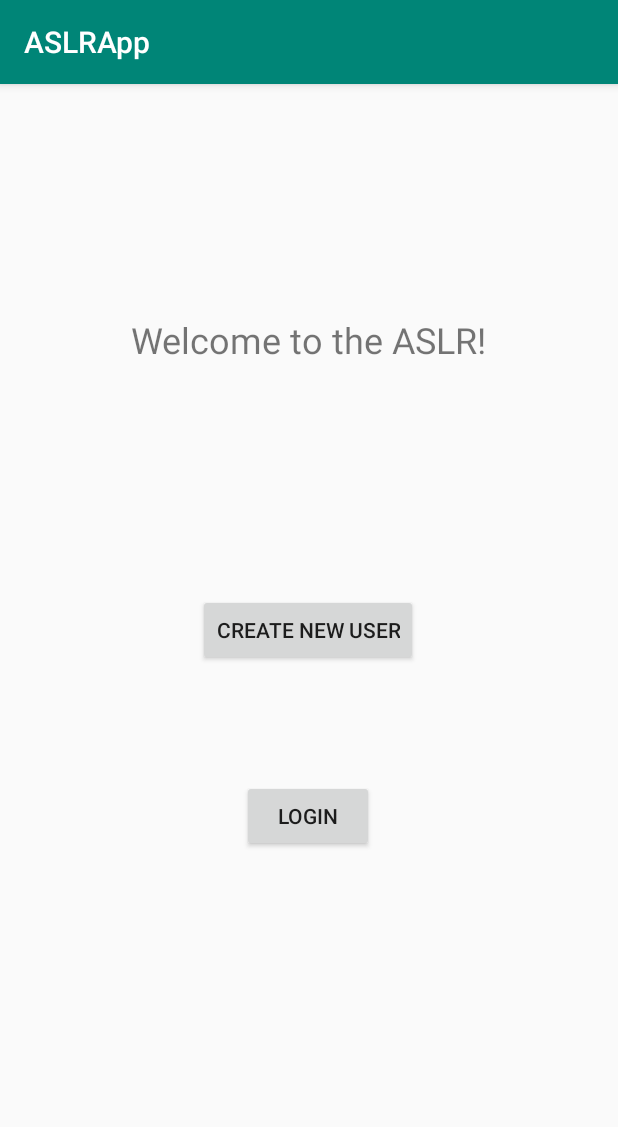
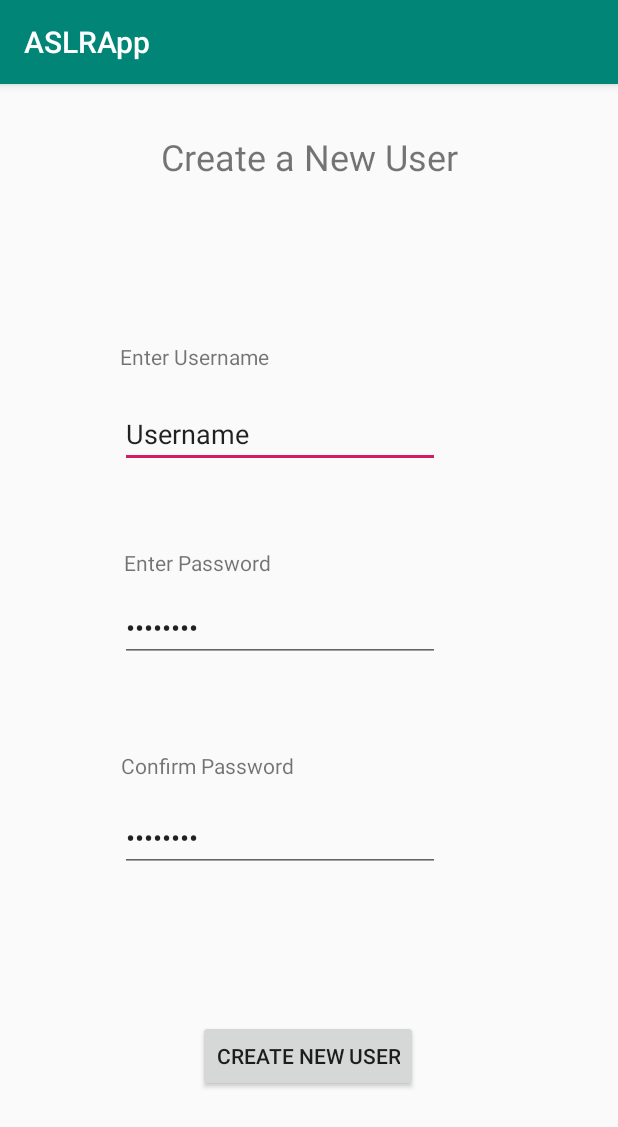
Before and after one commit to JamesBaak/ASLR, an Android app: the screen it shows after launch (MainActivity before the commit, CreateNewUserActivity after it), after a tap on "CREATE NEW USER", on a phone screen of 412 x 824 dp. Shown: the top 1127 px of the screen. Run offline under Robolectric (Android 15) with nearby library versions, the phone set to English and light mode, and no system bars.

Commit message:
[Maaike Gooderham] fix: Android app now runs more or less successfully

```diff
--- a/Android/ASLRApp/app/src/main/AndroidManifest.xml
+++ b/Android/ASLRApp/app/src/main/AndroidManifest.xml
@@ -16,6 +16,11 @@
                 <category android:name="android.intent.category.LAUNCHER" />
             </intent-filter>
         </activity>
+
+        <activity android:name=".CreateNewUserActivity"></activity>
+        <activity android:name=".LoginActivity"></activity>
+        <activity android:name=".SampleActivity"></activity>
+        <activity android:name=".DeveloperActivity"></activity>
     </application>
 
 </manifest>
--- a/Android/ASLRApp/app/src/main/java/com/example/aslrapp/CreateNewUserActivity.java
+++ b/Android/ASLRApp/app/src/main/java/com/example/aslrapp/CreateNewUserActivity.java
@@ -35,7 +35,7 @@ public class CreateNewUserActivity extends AppCompatActivity{
     private EditText mConfirmPassword;
     private Button mCreateNewUserButton;
     private TextView mResultView;
-    private Boolean Developer = false;
+    private Boolean developer = false;
     private CheckBox mDevBox;
 
     @Override
@@ -43,12 +43,20 @@ public class CreateNewUserActivity extends AppCompatActivity{
         super.onCreate(savedInstanceState);
         setContentView(R.layout.activity_create_new_user);
 
-        mUsername = (EditText) findViewById(R.id.username_edit_text);
-        mPassword = (EditText) findViewById(R.id.password_edit_text);
+        mUsername = (EditText) findViewById(R.id.usernameEdit);
+        mPassword = (EditText) findViewById(R.id.passwordEdit);
         mConfirmPassword = (EditText) findViewById(R.id.confirmPasswordEdit);
-        mCreateNewUserButton = (Button) findViewById(R.id.create_user_button);
-        mResultView = (TextView) findViewById(R.id.result_view);
+        mCreateNewUserButton = (Button) findViewById(R.id.create_new_user_button);
+        mResultView = (TextView) findViewById(R.id.resultView);
         mDevBox = (CheckBox) findViewById(R.id.developerBox);
+
+        mResultView.setVisibility(View.INVISIBLE);
+
+        developer = getIntent().getBooleanExtra("DEVELOPER", false);
+
+        if(developer){
+            mDevBox.setVisibility(View.VISIBLE);
+        }
 
 
         mCreateNewUserButton.setOnClickListener(new View.OnClickListener() {
--- a/Android/ASLRApp/app/src/main/java/com/example/aslrapp/DeveloperActivity.java
+++ b/Android/ASLRApp/app/src/main/java/com/example/aslrapp/DeveloperActivity.java
@@ -18,7 +18,7 @@ public class DeveloperActivity  extends AppCompatActivity {
     @Override
     protected void onCreate(Bundle savedInstanceState) {
         super.onCreate(savedInstanceState);
-        setContentView(R.layout.activity_main);
+        setContentView(R.layout.activity_developer);
 
         mCreateNewUserButton = (Button) findViewById(R.id.create_new_user_button);
         mSampleButton = (Button) findViewById(R.id.sign_letter_button);
@@ -29,6 +29,7 @@ public class DeveloperActivity  extends AppCompatActivity {
             public void onClick(View v) {
                 Log.i(TAG, "CreateNewUserButton pressed");
                 Intent CreateUserIntent = new Intent(DeveloperActivity.this, CreateNewUserActivity.class);
+                CreateUserIntent.putExtra("DEVELOPER", true);
                 DeveloperActivity.this.startActivity(CreateUserIntent);
             }
         });
--- a/Android/ASLRApp/app/src/main/java/com/example/aslrapp/MainActivity.java
+++ b/Android/ASLRApp/app/src/main/java/com/example/aslrapp/MainActivity.java
@@ -11,11 +11,12 @@ import android.widget.Button;
 public class MainActivity extends AppCompatActivity {
 
     private  final String TAG = this.getClass().getSimpleName() + " @" + System.identityHashCode(this);
-    private Button mCreateNewUserButton;
-    private Button mLoginButton;
 
     @Override
     protected void onCreate(Bundle savedInstanceState) {
+        Button mCreateNewUserButton;
+        Button mLoginButton;
+
         super.onCreate(savedInstanceState);
         setContentView(R.layout.activity_main);
 
--- a/Android/ASLRApp/app/src/main/res/layout/activity_create_new_user.xml
+++ b/Android/ASLRApp/app/src/main/res/layout/activity_create_new_user.xml
@@ -20,7 +20,9 @@
             app:layout_constraintBottom_toBottomOf="parent"
             app:layout_constraintEnd_toEndOf="parent"
             app:layout_constraintHorizontal_bias="0.404"
-            app:layout_constraintStart_toStartOf="parent" />
+            app:layout_constraintStart_toStartOf="parent"
+            app:layout_constraintTop_toTopOf="parent"
+            app:layout_constraintVertical_bias="1.0" />
 
         <TextView
             android:id="@+id/createUserTitle"
@@ -44,7 +46,9 @@
             app:layout_constraintBottom_toTopOf="@+id/usernameEdit"
             app:layout_constraintEnd_toEndOf="parent"
             app:layout_constraintHorizontal_bias="0.0"
-            app:layout_constraintStart_toStartOf="parent" />
+            app:layout_constraintStart_toStartOf="parent"
+            app:layout_constraintTop_toTopOf="parent"
+            app:layout_constraintVertical_bias="0.992" />
 
         <TextView
             android:id="@+id/enterPassword"
@@ -54,8 +58,10 @@
             android:text="@string/enter_password"
             app:layout_constraintBottom_toTopOf="@+id/passwordEdit"
             app:layout_constraintEnd_toEndOf="parent"
-            app:layout_constraintHorizontal_bias="0.273"
-            app:layout_constraintStart_toStartOf="parent" />
+            app:layout_constraintHorizontal_bias="0.263"
+            app:layout_constraintStart_toStartOf="parent"
+            app:layout_constraintTop_toTopOf="parent"
+            app:layout_constraintVertical_bias="1.0" />
 
         <TextView
             android:id="@+id/confirmPassword"
@@ -65,21 +71,25 @@
             android:text="@string/confirm_password"
             app:layout_constraintBottom_toTopOf="@+id/confirmPasswordEdit"
             app:layout_constraintEnd_toEndOf="parent"
-            app:layout_constraintHorizontal_bias="0.29"
-            app:layout_constraintStart_toStartOf="parent" />
+            app:layout_constraintHorizontal_bias="0.273"
+            app:layout_constraintStart_toStartOf="parent"
+            app:layout_constraintTop_toTopOf="parent"
+            app:layout_constraintVertical_bias="0.985" />
 
         <EditText
             android:id="@+id/passwordEdit"
             android:layout_width="wrap_content"
             android:layout_height="wrap_content"
-            android:layout_marginBottom="384dp"
+            android:layout_marginBottom="380dp"
             android:ems="10"
             android:inputType="textPassword"
             android:text="@string/password"
             app:layout_constraintBottom_toBottomOf="parent"
             app:layout_constraintEnd_toEndOf="parent"
             app:layout_constraintHorizontal_bias="0.404"
-            app:layout_constraintStart_toStartOf="parent" />
+            app:layout_constraintStart_toStartOf="parent"
+            app:layout_constraintTop_toTopOf="parent"
+            app:layout_constraintVertical_bias="0.993" />
 
         <EditText
             android:id="@+id/confirmPasswordEdit"
@@ -92,10 +102,12 @@
             app:layout_constraintBottom_toBottomOf="parent"
             app:layout_constraintEnd_toEndOf="parent"
             app:layout_constraintHorizontal_bias="0.404"
-            app:layout_constraintStart_toStartOf="parent" />
+            app:layout_constraintStart_toStartOf="parent"
+            app:layout_constraintTop_toTopOf="parent"
+            app:layout_constraintVertical_bias="0.986" />
 
         <Button
-            android:id="@+id/button"
+            android:id="@+id/create_new_user_button"
             android:layout_width="wrap_content"
             android:layout_height="wrap_content"
             android:layout_marginBottom="96dp"
@@ -103,19 +115,22 @@
             app:layout_constraintBottom_toBottomOf="parent"
             app:layout_constraintEnd_toEndOf="parent"
             app:layout_constraintHorizontal_bias="0.498"
-            app:layout_constraintStart_toStartOf="parent" />
+            app:layout_constraintStart_toStartOf="parent"
+            app:layout_constraintTop_toTopOf="parent"
+            app:layout_constraintVertical_bias="1.0" />
 
         <CheckBox
             android:id="@+id/developerBox"
             android:layout_width="wrap_content"
             android:layout_height="wrap_content"
             android:layout_marginBottom="160dp"
-            android:text="@string/checkbox"
+            android:text="@string/developer"
             android:visibility="invisible"
             app:layout_constraintBottom_toBottomOf="parent"
             app:layout_constraintEnd_toEndOf="parent"
             app:layout_constraintStart_toStartOf="parent"
-            tools:text="Developer " />
+            app:layout_constraintTop_toTopOf="parent"
+            app:layout_constraintVertical_bias="0.992" />
 
         <TextView
             android:id="@+id/resultView"
--- a/Android/ASLRApp/app/src/main/res/values/strings.xml
+++ b/Android/ASLRApp/app/src/main/res/values/strings.xml
@@ -18,9 +18,10 @@
     <string name="o">O</string>
     <string name="y">Y</string>
     <string name="_1">1</string>
-    <string name="non_match_passwords_error">Password and Confirm Password do not match</string>
+    <string name="non_match_passwords_error">Password and Confirmation Password do not match</string>
     <string name="success_new_user">Successfully Created New User</string>
     <string name="hash_error">Error Hashing Password</string>
     <string name="access_denied">Access Denied</string>
     <string name="train_ai">Train AI</string>
+    <string name="developer">Developer</string>
 </resources>
```
Also changed, not shown: Android/ASLRApp/app/src/main/java/com/example/aslrapp/LoginActivity.java (+9 -7 lines), Android/ASLRApp/app/src/main/java/com/example/aslrapp/SampleActivity.java (+13 -6 lines), Android/ASLRApp/app/src/main/res/layout/activity_login.xml (+13 -6 lines).
